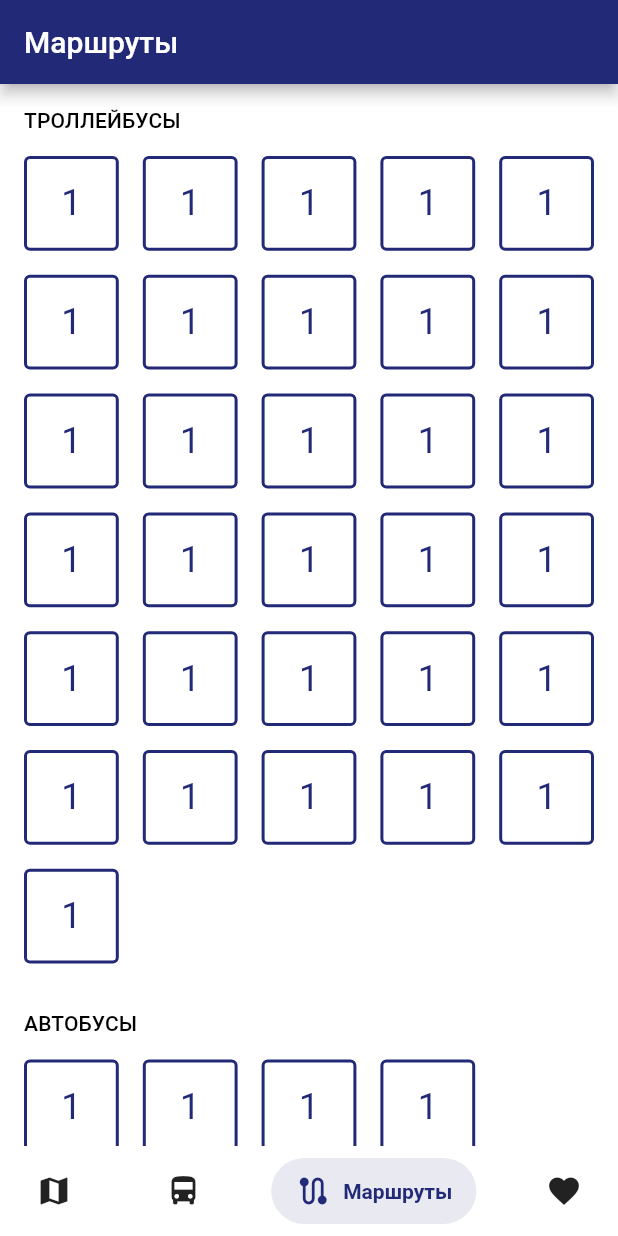
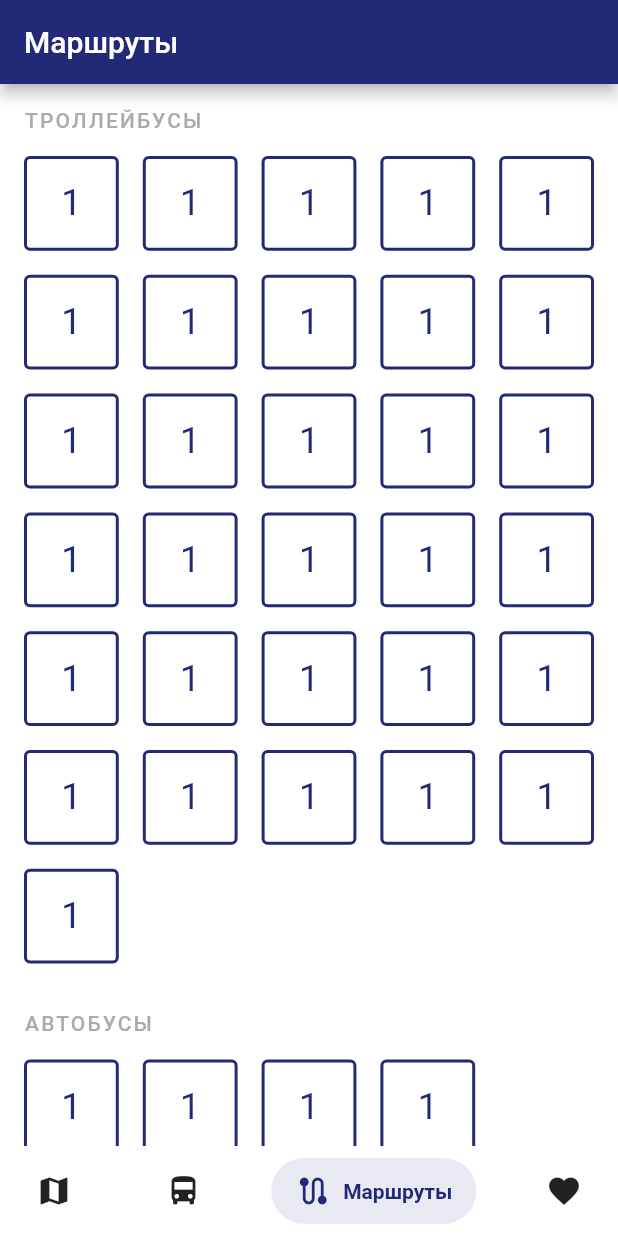
Before and after one commit to vikhlyaev/Transport-Sterlitamaka-Flutter, a Flutter app: the screen it shows after launch, item 3 of the bottom bar chosen, on a phone screen of 412 x 824 dp. Run offline on Flutter 3.47's test engine with Material 2 defaults, Android fonts, the phone set to English and light mode, and no system bars; drawn by our look-alikes of salomon_bottom_bar.

Commit message:
Adds title small style

```diff
--- a/lib/theme/app_theme.dart
+++ b/lib/theme/app_theme.dart
@@ -34,6 +34,11 @@ class AppTheme {
           fontWeight: FontWeight.bold,
           letterSpacing: -0.25,
         ),
+        titleSmall: TextStyle(
+          fontSize: 14,
+          color: Color(0xFFABABAB),
+          letterSpacing: 1.42,
+        ),
         bodySmall: TextStyle(
           color: Colors.black,
           fontSize: 12,
```
